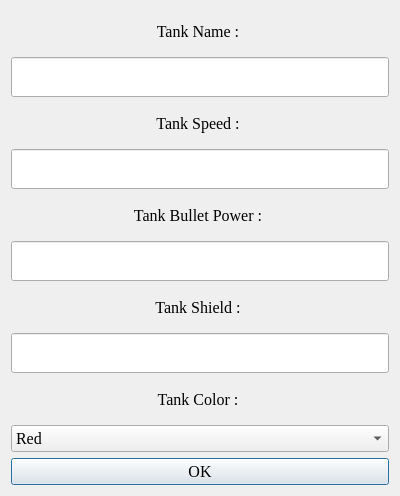
ehsankhani/TANKS_BATTLE, file addtank.ui: the form before one commit.
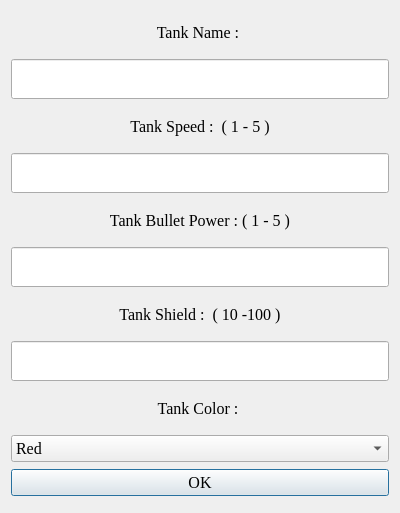
The form after the commit.

Commit message: edit the ui of the menu and build tank

```diff
--- a/addtank.ui
+++ b/addtank.ui
@@ -7,7 +7,7 @@
     <x>0</x>
     <y>0</y>
     <width>400</width>
-    <height>488</height>
+    <height>513</height>
    </rect>
   </property>
   <property name="font">
@@ -73,7 +73,7 @@
       </size>
      </property>
      <property name="text">
-      <string>Tank Speed : </string>
+      <string>Tank Speed :  ( 1 - 5 )</string>
      </property>
      <property name="alignment">
       <set>Qt::AlignCenter</set>
@@ -114,7 +114,7 @@
       </size>
      </property>
      <property name="text">
-      <string>Tank Bullet Power : </string>
+      <string>Tank Bullet Power : ( 1 - 5 )</string>
      </property>
      <property name="alignment">
       <set>Qt::AlignCenter</set>
@@ -155,7 +155,7 @@
       </size>
      </property>
      <property name="text">
-      <string>Tank Shield : </string>
+      <string>Tank Shield :  ( 10 -100 )</string>
      </property>
      <property name="alignment">
       <set>Qt::AlignCenter</set>
```
Left out of the diff: 3 changed lines with no effect on the pictures. The commit also changes 9 other files.
